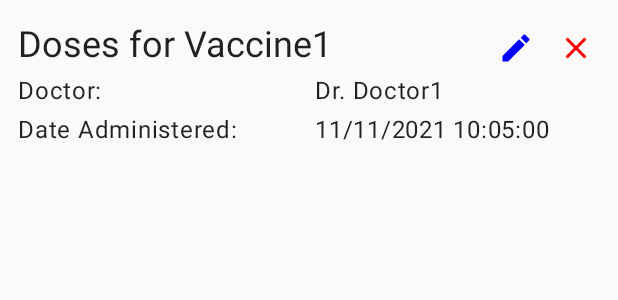
After one commit to ddc-java-14/vaccination-pocket-keeper, an Android app: the layout item_dose.xml on its own in the app's theme, with its tools: preview values and no code run, on a phone screen of 412 x 824 dp. The commit adds this screen. Shown: the top 300 px of the screen. Run offline under Robolectric (Android 15) with nearby library versions, the phone set to English and light mode, and no system bars.

Commit message:
Implemented Dose Fragments, Edit Fragments, Adapters, and Layouts.

```diff
--- /dev/null
+++ b/app/src/main/res/layout/item_dose.xml
@@ -0,0 +1,96 @@
+<?xml version="1.0" encoding="utf-8"?>
+<androidx.constraintlayout.widget.ConstraintLayout
+  xmlns:android="http://schemas.android.com/apk/res/android"
+  android:layout_width="match_parent"
+  android:layout_height="wrap_content"
+  xmlns:app="http://schemas.android.com/apk/res-auto"
+  xmlns:tools="http://schemas.android.com/tools"
+  android:padding="@dimen/half_dynamic_spacing"
+  android:background="?android:selectableItemBackground">
+
+  <TextView
+    android:id="@+id/dose_vaccine_name"
+    android:layout_width="0dp"
+    android:layout_height="wrap_content"
+    android:layout_margin="@dimen/half_static_spacing"
+    app:layout_constraintTop_toTopOf="parent"
+    app:layout_constraintStart_toStartOf="parent"
+    app:layout_constraintEnd_toEndOf="parent"
+    app:layout_constraintBottom_toTopOf="@id/dose_doctor_label"
+    style="@style/TextAppearance.MaterialComponents.Headline5"
+    tools:text="Doses for Vaccine1"/>
+
+  <ImageButton
+    android:id="@+id/dose_edit"
+    android:layout_width="wrap_content"
+    android:layout_height="wrap_content"
+    android:src="@drawable/ic_mode_edit_black_24dp"
+    app:tint="@color/edit"
+    android:background="?android:selectableItemBackgroundBorderless"
+    android:padding="@dimen/half_dynamic_spacing"
+    app:layout_constraintEnd_toStartOf="@id/dose_delete"
+    app:layout_constraintTop_toTopOf="@id/dose_vaccine_name"
+    app:layout_constraintTop_toBottomOf="@id/dose_vaccine_name"
+    />
+
+  <ImageButton
+    android:id="@+id/dose_delete"
+    android:layout_width="wrap_content"
+    android:layout_height="wrap_content"
+    app:tint="@color/cancel"
+    android:background="?android:selectableItemBackgroundBorderless"
+    android:padding="@dimen/half_dynamic_spacing"
+    android:src="@drawable/ic_close_black_24dp"
+    app:layout_constraintEnd_toEndOf="parent"
+    app:layout_constraintTop_toTopOf="@id/dose_vaccine_name"
+    app:layout_constraintTop_toBottomOf="@id/dose_vaccine_name"
+    />
+
+  <TextView
+    android:id="@+id/dose_doctor_label"
+    android:layout_width="0dp"
+    android:layout_height="wrap_content"
+    android:layout_margin="@dimen/half_static_spacing"
+    android:text="@string/dose_doctor_label"
+    android:labelFor="@id/dose_doctor"
+    app:layout_constraintTop_toBottomOf="@id/dose_vaccine_name"
+    app:layout_constraintStart_toStartOf="parent"
+    app:layout_constraintEnd_toStartOf="@id/dose_doctor"
+    style="@style/TextAppearance.MaterialComponents.Body1"
+    tools:text="Doctor: "/>
+
+  <TextView
+    android:id="@+id/dose_doctor"
+    android:layout_width="0dp"
+    android:layout_height="wrap_content"
+    android:layout_margin="@dimen/half_static_spacing"
+    app:layout_constraintTop_toBottomOf="@id/dose_vaccine_name"
+    app:layout_constraintStart_toEndOf="@id/dose_doctor_label"
+    app:layout_constraintEnd_toEndOf="parent"
+    style="@style/TextAppearance.MaterialComponents.Body1"
+    tools:text="Dr. Doctor1"/>
+
+  <TextView
+    android:id="@+id/date_administered_label"
+    android:layout_width="0dp"
+    android:layout_height="wrap_content"
+    android:layout_margin="@dimen/half_static_spacing"
+    android:text="@string/date_administered_label"
+    android:labelFor="@id/date_administered"
+    app:layout_constraintTop_toBottomOf="@id/dose_doctor"
+    app:layout_constraintStart_toStartOf="parent"
+    app:layout_constraintEnd_toStartOf="@id/date_administered"
+    style="@style/TextAppearance.MaterialComponents.Body1"
+    tools:text="Date Administered: "/>
+
+  <TextView
+    android:id="@+id/date_administered"
+    android:layout_width="0dp"
+    android:layout_height="wrap_content"
+    android:layout_margin="@dimen/half_static_spacing"
+    app:layout_constraintTop_toBottomOf="@id/dose_doctor"
+    app:layout_constraintStart_toEndOf="@id/date_administered_label"
+    app:layout_constraintEnd_toEndOf="parent"
+    style="@style/TextAppearance.MaterialComponents.Body1"
+    tools:text="11/11/2021 10:05:00"/>
+</androidx.constraintlayout.widget.ConstraintLayout>
--- a/app/src/main/res/values/strings.xml
+++ b/app/src/main/res/values/strings.xml
@@ -35,4 +35,9 @@
   <string name="total_number_of_doses_hint">Total Number of Doses</string>
   <string name="age_range_lower_limit_hint">Age Range Lower Limit</string>
   <string name="age_range_upper_limit_hint">Age Range Upper Limit</string>
+  <string name="add_dose">Add Dose</string>
+  <string name="dose_doctor_label">"Doctor: "</string>
+  <string name="date_administered_label">Date Administered</string>
+  <string name="dose_name_hint">Dose Name</string>
+  <string name="date_administered_hint">Date Administered</string>
 </resources>
```
Also changed, not shown: app/src/main/java/edu/cnm/deepdive/vaccpocketkeeper/adapter/DoseAdapter.java (added, +77 -0 lines), app/src/main/java/edu/cnm/deepdive/vaccpocketkeeper/controller/DoseFragment.java (added, +110 -0 lines), app/src/main/java/edu/cnm/deepdive/vaccpocketkeeper/controller/EditDoseFragment.java (added, +87 -0 lines), app/src/main/res/layout/fragment_dose.xml (added, +32 -0 lines), app/src/main/res/layout/fragment_edit_dose.xml (added, +83 -0 lines).
